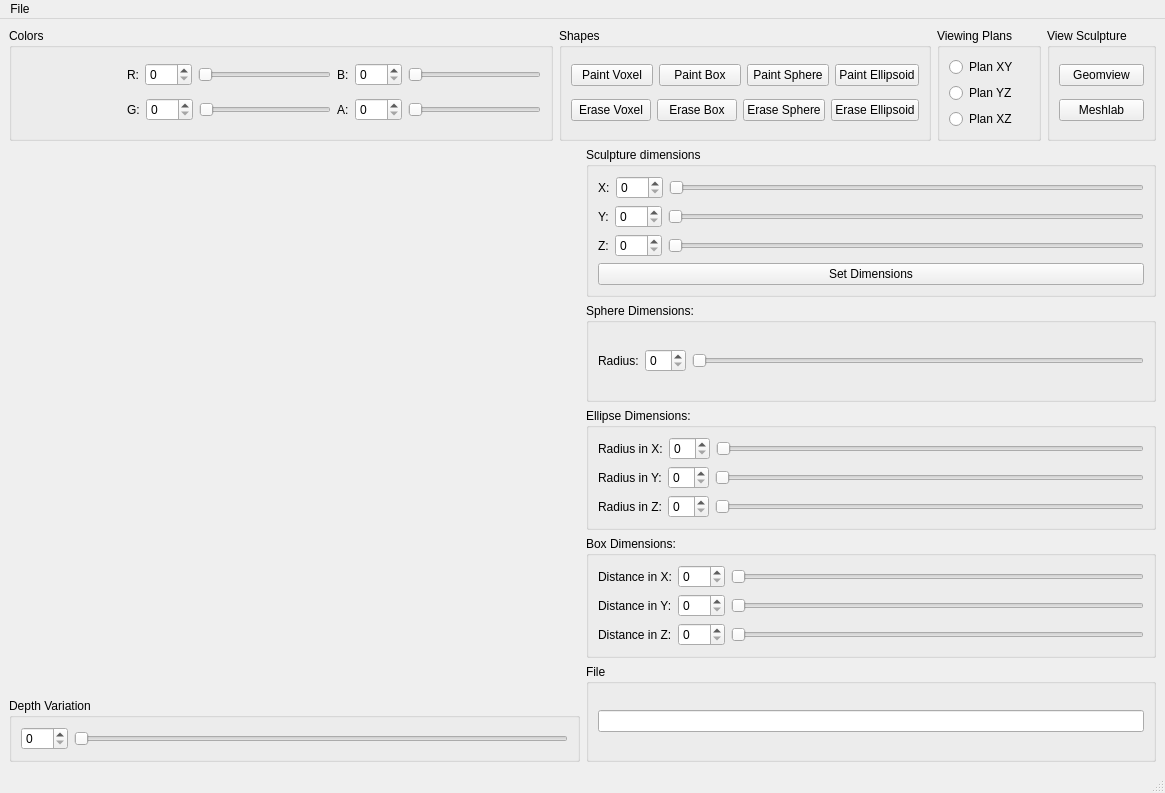
This is mainwindow.ui in criric/paint-qt as Qt 5 draws it before an edit. The edited form follows.
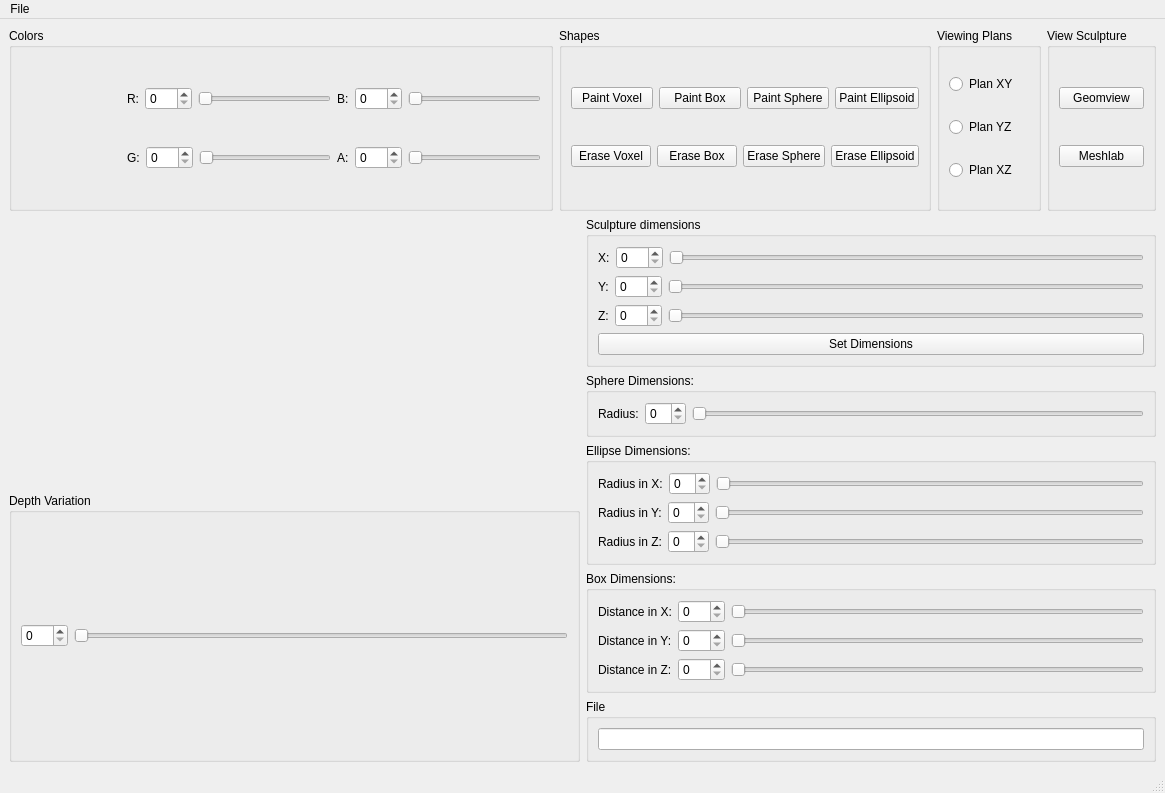
This is the edited form. Custom widgets are drawn as their Qt base class.

Patch:
```diff
--- a/mainwindow.ui
+++ b/mainwindow.ui
@@ -16,7 +16,7 @@
   <widget class="QWidget" name="centralwidget">
    <layout class="QVBoxLayout" name="verticalLayout_6">
     <item>
-     <layout class="QHBoxLayout" name="horizontalLayout_8" stretch="60,30,10,10">
+     <layout class="QHBoxLayout" name="horizontalLayout_8" stretch="60,30,10,0">
       <item>
        <widget class="QGroupBox" name="groupBox">
         <property name="title">
@@ -377,9 +377,12 @@
     <item>
      <layout class="QHBoxLayout" name="horizontalLayout_10">
       <item>
-       <layout class="QVBoxLayout" name="verticalLayout_3" stretch="90,10">
+       <layout class="QVBoxLayout" name="verticalLayout_3" stretch="0,0">
         <item>
          <widget class="Plotter" name="plotter" native="true">
+          <property name="enabled">
+           <bool>true</bool>
+          </property>
           <property name="cursor">
            <cursorShape>CrossCursor</cursorShape>
           </property>
```
Left out of the diff: 3 changed lines with no effect on the pictures.
